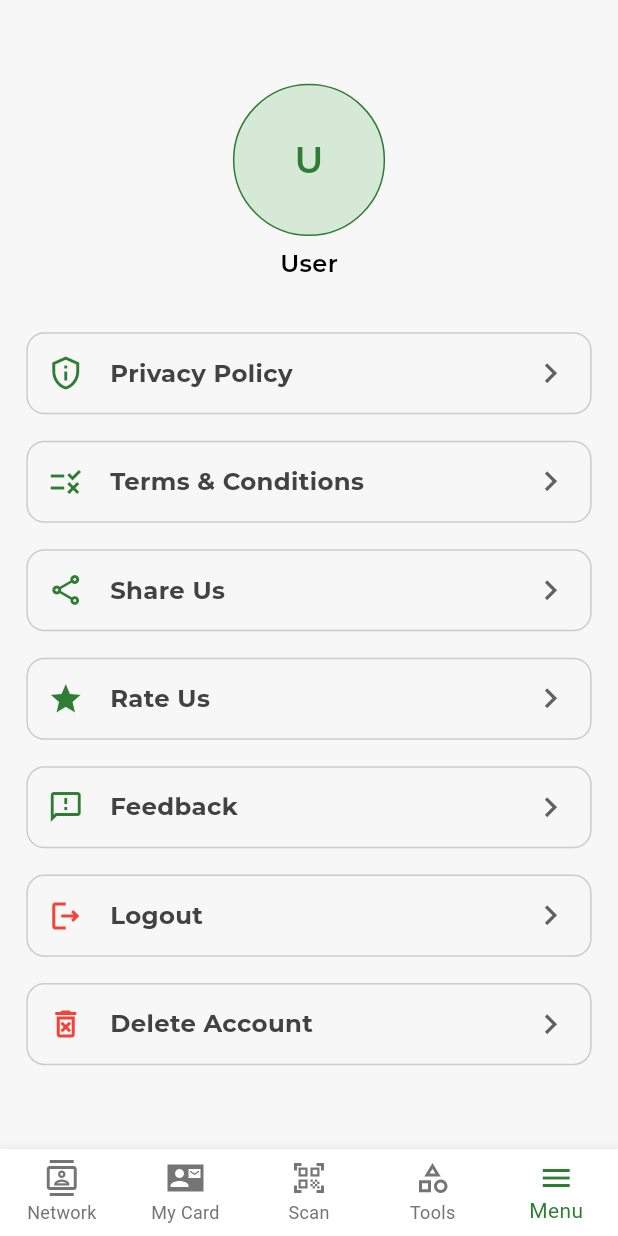
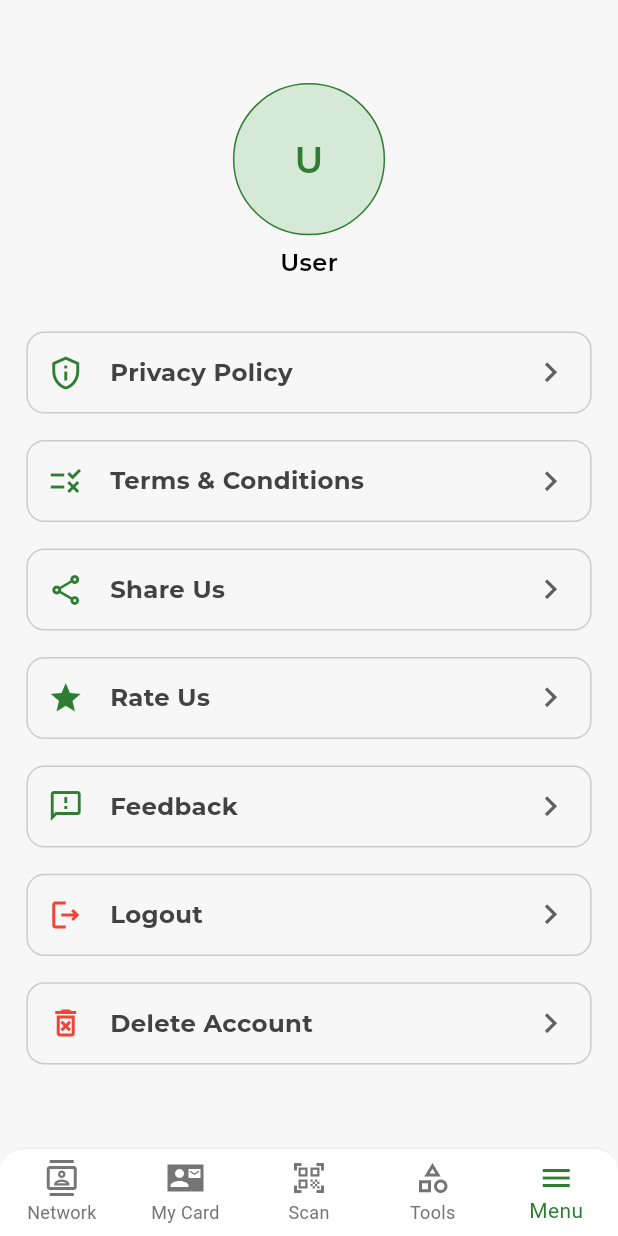
Before and after one commit to KafiulIslam/business_card_scanner, a Flutter app: the DashboardScreen screen opened by its route, item 5 of the bottom bar chosen, on a phone screen of 412 x 824 dp. Run offline on Flutter 3.47's test engine with Material 3 defaults, Android fonts, the phone set to English and light mode, and no system bars; our stand-ins replace bloc, cached_network_image, camera, cloud_firestore, equatable, file_picker and 15 more; missing offline and left inert: google_mlkit_text_recognition, scanning_effect, syncfusion_flutter_pdf, syncfusion_flutter_pdfviewer; accounts and stored records are empty.

Commit message:
set radius in bottomnavbar

```diff
--- a/lib/features/auth/presentation/views/signUp/sign_up_screen.dart
+++ b/lib/features/auth/presentation/views/signUp/sign_up_screen.dart
@@ -175,4 +175,5 @@ class _SignUpScreenState extends State<SignUpScreen> {
       ),
     );
   }
+
 }
--- a/lib/features/dashboard/dashboard_screen.dart
+++ b/lib/features/dashboard/dashboard_screen.dart
@@ -45,12 +45,25 @@ class _DashboardScreenState extends State<DashboardScreen> {
   Widget build(BuildContext context) {
     return Scaffold(
       body: _buildPage(_currentIndex),
-      bottomNavigationBar: BottomNavigationBar(
+      bottomNavigationBar: Container(
+        decoration: BoxDecoration(
+          color: Colors.white,
+          borderRadius: const BorderRadius.only(
+              topLeft: Radius.circular(16), topRight: Radius.circular(16)),
+          border: Border(
+            top: BorderSide(
+              color: Colors.grey.shade200,
+            ),
+          ),
+        ),
+        child: BottomNavigationBar(
+          elevation: 0,
           type: BottomNavigationBarType.fixed,
           currentIndex: _currentIndex,
           selectedItemColor: AppColors.primary,
           unselectedItemColor: AppColors.gray600,
           showUnselectedLabels: true,
+          backgroundColor: Colors.transparent,
           onTap: (index) {
             setState(() {
               _currentIndex = index;
@@ -59,31 +72,27 @@ class _DashboardScreenState extends State<DashboardScreen> {
           items: const <BottomNavigationBarItem>[
             BottomNavigationBarItem(
               icon: Icon(Icons.contacts_outlined),
-            //activeIcon: Icon(Icons.group),
               label: 'Network',
             ),
             BottomNavigationBarItem(
               icon: Icon(Icons.contact_mail_sharp),
-            // activeIcon: Icon(Icons.credit_card),
               label: 'My Card',
             ),
             BottomNavigationBarItem(
               icon: Icon(Icons.qr_code_scanner_outlined),
-            //activeIcon: Icon(Icons.qr_code_scanner),
               label: 'Scan',
             ),
             BottomNavigationBarItem(
               icon: Icon(Icons.category_outlined),
-            // activeIcon: Icon(Icons.build),
               label: 'Tools',
             ),
             BottomNavigationBarItem(
               icon: Icon(Icons.menu),
-            //activeIcon: Icon(Icons.menu_open),
               label: 'Menu',
             ),
           ],
         ),
+      ),
     );
   }
 }
```
Also changed, not shown: pubspec.yaml (+0 -12 lines). Lines whose indentation alone changed are shown as unchanged.
